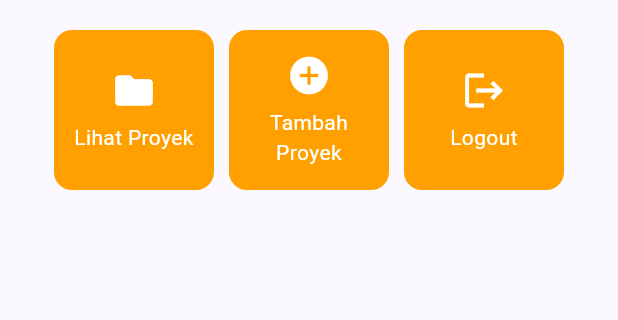
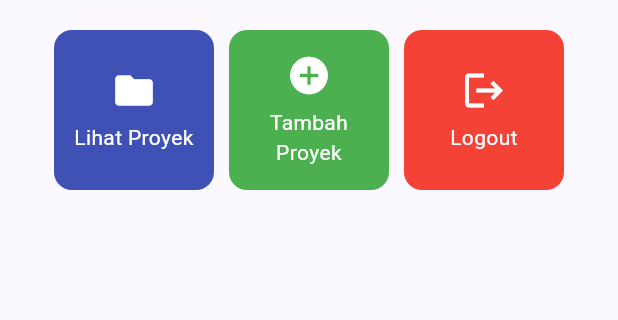
Before and after one commit to rindunadhirah/myportfolio_mobile, a Flutter app: the screen it shows after launch, on a phone screen of 412 x 824 dp, the part 387-707 px from its top. Run offline on Flutter 3.47's test engine with Material 3 defaults, Android fonts, the phone set to English and light mode, and no system bars.

Commit message:
feat: add distinct portfolio action colors

```diff
--- a/lib/menu.dart
+++ b/lib/menu.dart
@@ -8,9 +8,9 @@ class MyHomePage extends StatelessWidget {
   final String kelas = 'PBP D';
 
   final List<ItemHomepage> items = [
-    ItemHomepage('Lihat Proyek', Icons.folder),
-    ItemHomepage('Tambah Proyek', Icons.add_circle),
-    ItemHomepage('Logout', Icons.logout),
+    ItemHomepage('Lihat Proyek', Icons.folder, Colors.indigo),
+    ItemHomepage('Tambah Proyek', Icons.add_circle, Colors.green),
+    ItemHomepage('Logout', Icons.logout, Colors.red),
   ];
 
   @override
@@ -100,10 +100,11 @@ class InfoCard extends StatelessWidget {
 }
 
 class ItemHomepage {
-  ItemHomepage(this.name, this.icon);
+  ItemHomepage(this.name, this.icon, this.color);
 
   final String name;
   final IconData icon;
+  final Color color;
 }
 
 class ItemCard extends StatelessWidget {
@@ -114,7 +115,7 @@ class ItemCard extends StatelessWidget {
   @override
   Widget build(BuildContext context) {
     return Material(
-      color: Theme.of(context).colorScheme.secondary,
+      color: item.color,
       borderRadius: BorderRadius.circular(12),
       child: InkWell(
         borderRadius: BorderRadius.circular(12),
```
